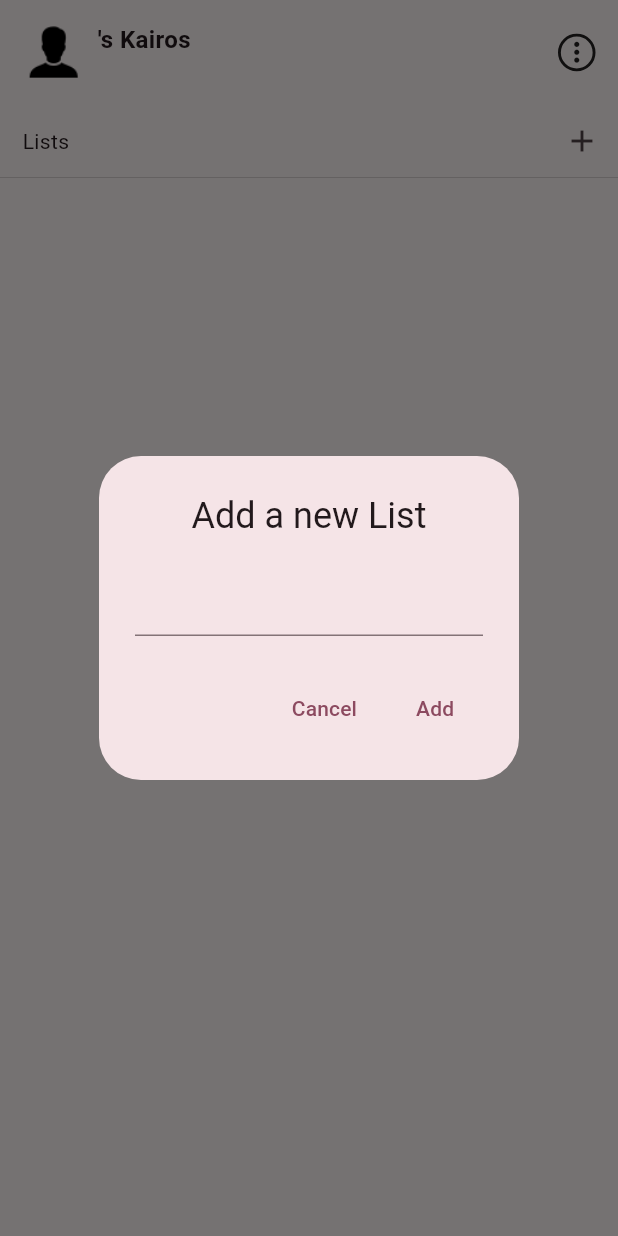
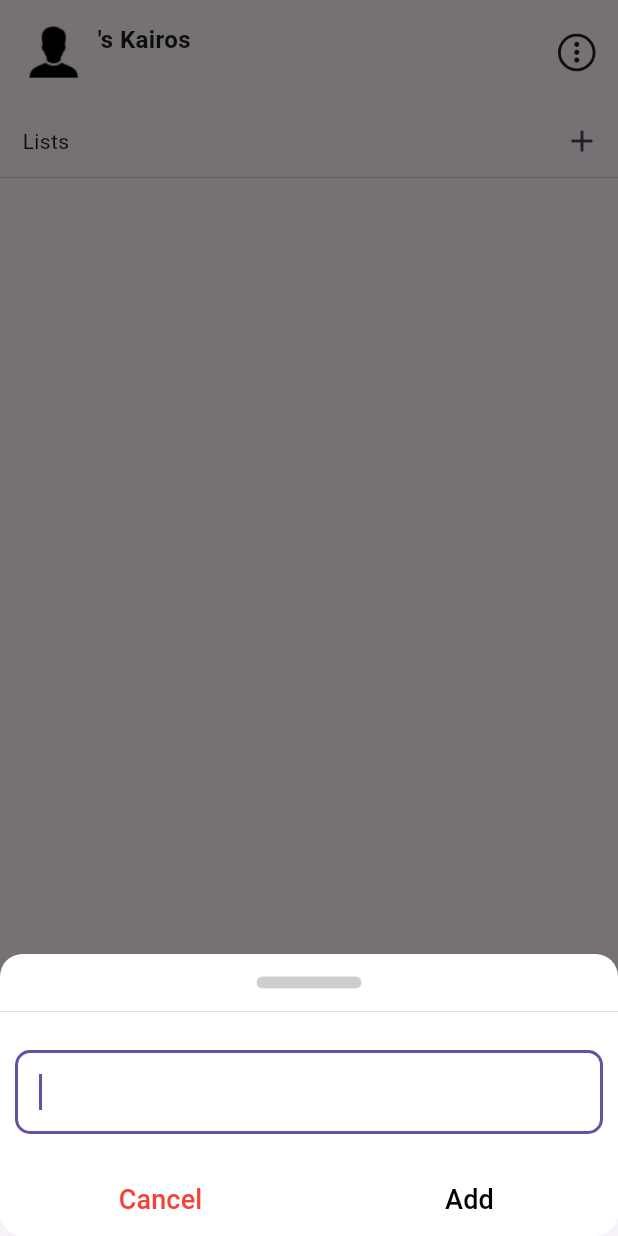
Before and after one commit to nabilbndev/kairos, a Flutter app: the screen it shows once a user with an empty profile is signed in, after a tap on the "add" icon, on a phone screen of 412 x 824 dp. Run offline on Flutter 3.47's test engine with Material 3 defaults, Android fonts, the phone set to English and light mode, and no system bars; our stand-ins replace cloud_firestore, firebase_auth, firebase_core, google_sign_in; accounts and stored records are empty; network calls fail.

Commit message:
chore: revamped add list, add task modals

```diff
--- a/lib/components/homePage/add_list_dialog.dart
+++ b/lib/components/homePage/add_list_dialog.dart
@@ -28,24 +28,88 @@ class AddListDialog extends StatelessWidget {
           }); // Create the document with the specified ID and data
     }
 
-    return AlertDialog(
-      title: const Text("Add a new List", textAlign: TextAlign.center),
-      content: Column(
+    return Container(
+        padding:
+            EdgeInsets.only(bottom: MediaQuery.of(context).viewInsets.bottom),
+        decoration: BoxDecoration(
+            borderRadius: BorderRadius.circular(15), color: Colors.white),
+        child: Column(
           mainAxisSize: MainAxisSize.min,
           children: [
-          TextField(
+            Padding(
+                padding: const EdgeInsets.fromLTRB(0, 15, 0, 15),
+                child: Container(
+                  height: 8,
+                  width: 70,
+                  decoration: BoxDecoration(
+                    borderRadius: BorderRadius.circular(15),
+                    color: Colors.grey.withOpacity(0.5),
+                  ),
+                )),
+            const Divider(
+              color: Colors.grey,
+              thickness: 0.2,
+              height: 1,
+            ),
+            const SizedBox(
+              height: 5,
+            ),
+            Padding(
+              padding: const EdgeInsets.fromLTRB(10, 20, 10, 20),
+              child: TextField(
+                decoration: const InputDecoration(
+                    border: OutlineInputBorder(
+                        borderSide: BorderSide(
+                          color: Colors
+                              .orange, // Set your desired border color here
+                          width: 2.0, // Optionally adjust border width
+                        ),
+                        borderRadius: BorderRadius.all(Radius.circular(10)))),
                 controller: listNameController,
+                autofocus: true,
               ),
-        ],
             ),
-      actions: [
+            Row(
+              mainAxisAlignment: MainAxisAlignment.spaceAround,
+              children: [
                 TextButton(
                     onPressed: () {
                       Navigator.pop(context);
                     },
-            child: const Text("Cancel")),
-        TextButton(onPressed: addList, child: const Text("Add"))
+                    child: const Text(
+                      "Cancel",
+                      style: TextStyle(color: Colors.red, fontSize: 18),
+                    )),
+                TextButton(
+                    onPressed: () {
+                      addList();
+                    },
+                    child: const Text(
+                      "Add",
+                      style: TextStyle(color: Colors.black, fontSize: 18),
+                    )),
               ],
-    );
+            )
+          ],
+        ));
   }
 }
+    // return AlertDialog(
+    //   title: const Text("Add a new List", textAlign: TextAlign.center),
+    //   content: Column(
+    //     mainAxisSize: MainAxisSize.min,
+    //     children: [
+    //       TextField(
+    //         controller: listNameController,
+    //       ),
+    //     ],
+    //   ),
+    //   actions: [
+    //     TextButton(
+    //         onPressed: () {
+    //
+    //         },
+    //         child: const Text("Cancel")),
+    //     TextButton(onPressed: addList, child: const Text("Add"))
+    //   ],
+    // );
--- a/lib/main.dart
+++ b/lib/main.dart
@@ -17,7 +17,6 @@ class KairosApp extends StatelessWidget {
     return MaterialApp(
       title: 'Flutter Demo',
       theme: ThemeData(
-        colorScheme: ColorScheme.fromSeed(seedColor: Colors.black),
         useMaterial3: true,
       ),
       home: const AuthFlow(),
--- a/lib/pages/home_page.dart
+++ b/lib/pages/home_page.dart
@@ -32,7 +32,8 @@ class HomePage extends StatelessWidget {
                   ),
                   IconButton(
                       onPressed: () {
-                        showDialog(
+                        showModalBottomSheet(
+                          isScrollControlled: true,
                           context: context,
                           builder: (context) {
                             return const AddListDialog();
--- a/lib/pages/kairos_list_page.dart
+++ b/lib/pages/kairos_list_page.dart
@@ -33,7 +33,8 @@ class KairosListPage extends StatelessWidget {
                   ),
                   IconButton(
                       onPressed: () {
-                        showDialog(
+                        showModalBottomSheet(
+                          isScrollControlled: true,
                           context: context,
                           builder: (context) {
                             return AddTaskDialog(
```
Also changed, not shown: lib/components/listPage/add_task_dialog.dart (+54 -9 lines). Lines whose indentation alone changed are shown as unchanged.
